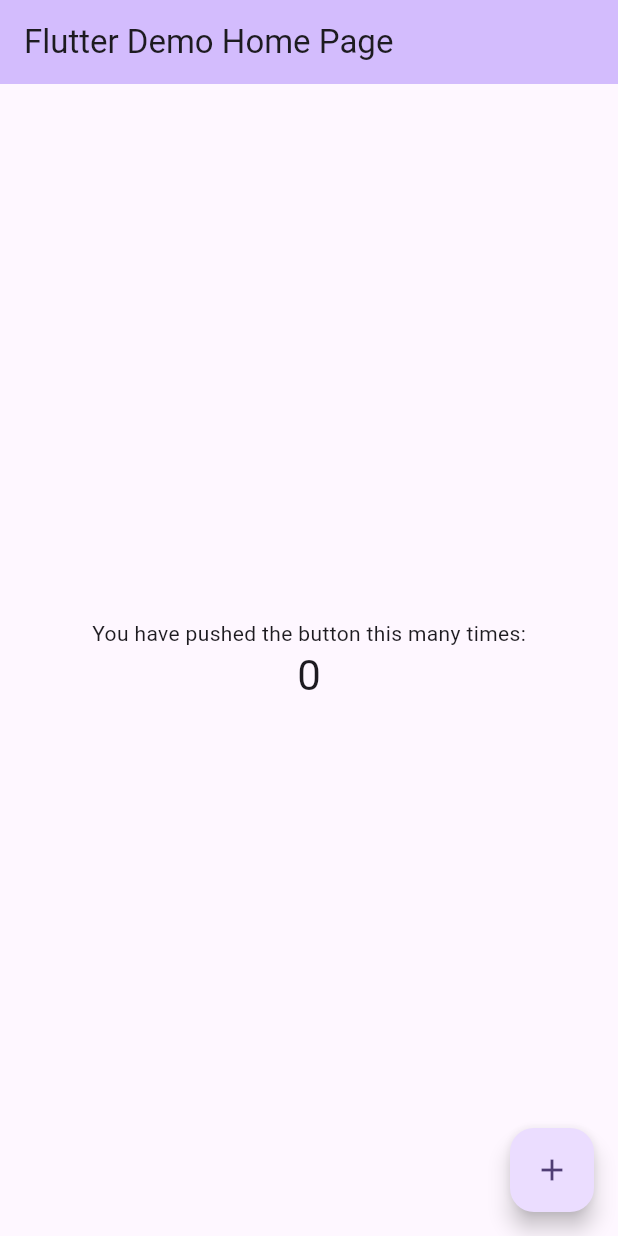
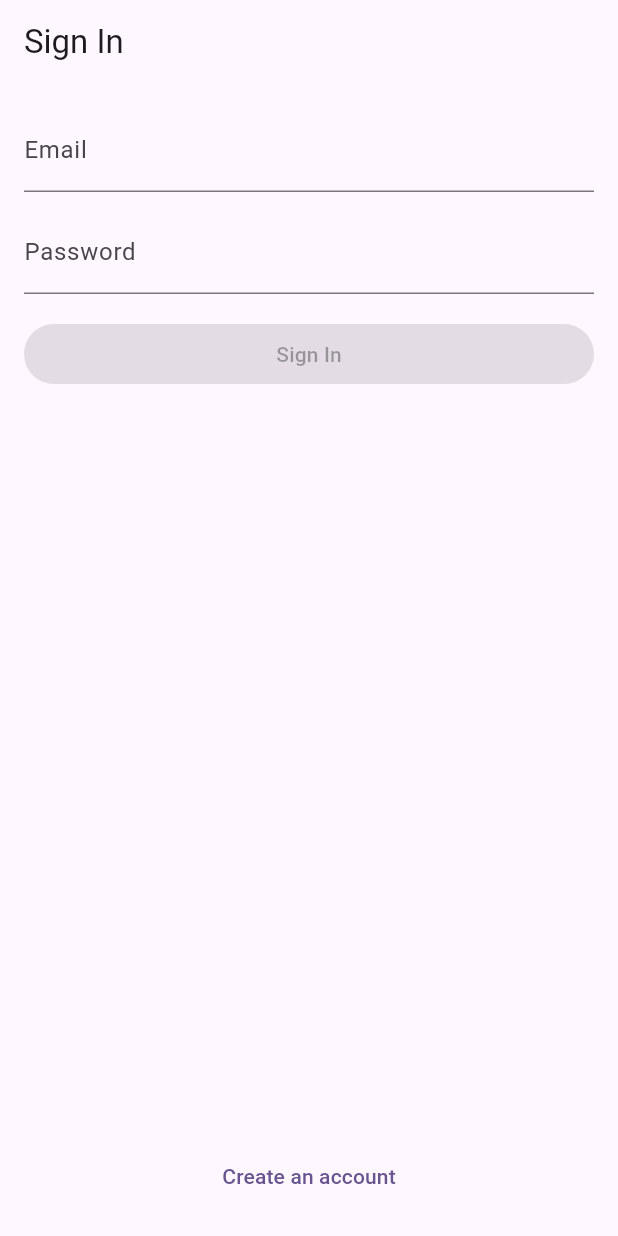
Before and after one commit to FreePlacki/Exohabit, a Flutter app: the screen it shows after launch, on a phone screen of 412 x 824 dp. Run offline on Flutter 3.47's test engine with Material 3 defaults, Android fonts, the phone set to English and light mode, and no system bars; our stand-ins replace firebase_auth, firebase_core, flutter_riverpod, go_router; accounts and stored records are empty.

Commit message:
Add login/signup

```diff
--- /dev/null
+++ b/lib/auth/auth_repository.dart
@@ -0,0 +1,64 @@
+import 'package:firebase_auth/firebase_auth.dart';
+
+class AuthFailure {
+  final String message;
+
+  const AuthFailure(this.message);
+
+  @override
+  String toString() => message;
+}
+
+class AuthRepository {
+  final _auth = FirebaseAuth.instance;
+
+  Future<(User?, AuthFailure?)> signIn(String email, String password) async {
+    try {
+      final creds = await _auth.signInWithEmailAndPassword(
+        email: email,
+        password: password,
+      );
+      return (creds.user, null);
+    } on FirebaseAuthException catch (e) {
+      return (null, AuthFailure(_mapError(e)));
+    } catch (_) {
+      return (null, const AuthFailure('Something went wrong.'));
+    }
+  }
+
+  Future<(User?, AuthFailure?)> signUp(String email, String password) async {
+    try {
+      final creds = await _auth.createUserWithEmailAndPassword(
+        email: email,
+        password: password,
+      );
+      return (creds.user, null);
+    } on FirebaseAuthException catch (e) {
+      return (null, AuthFailure(_mapError(e)));
+    } catch (_) {
+      return (null, const AuthFailure('Something went wrong.'));
+    }
+  }
+
+  Future<void> signOut() async {
+    await _auth.signOut();
+  }
+
+  String _mapError(FirebaseAuthException e) {
+    return e.message ?? 'Authentication error occurred.';
+    switch (e.code) {
+      case 'invalid-email':
+        return 'Invalid email format.';
+      case 'user-not-found':
+        return 'No account found with this email.';
+      case 'wrong-password':
+        return 'Incorrect password.';
+      case 'email-already-in-use':
+        return 'This email is already registered.';
+      case 'weak-password':
+        return 'Password is too weak.';
+      default:
+        return 'Authentication failed. Try again.';
+    }
+  }
+}
--- /dev/null
+++ b/lib/login/auth_form.dart
@@ -0,0 +1,97 @@
+import 'package:exohabit/auth/auth_repository.dart';
+import 'package:flutter/material.dart';
+import 'package:firebase_auth/firebase_auth.dart';
+import 'package:flutter/material.dart';
+
+class AuthForm extends StatefulWidget {
+  final bool isLogin;
+  const AuthForm({super.key, required this.isLogin});
+
+  @override
+  State<AuthForm> createState() => _AuthFormState();
+}
+
+class _AuthFormState extends State<AuthForm> {
+  final email = TextEditingController();
+  final password = TextEditingController();
+
+  bool isLoading = false;
+  AuthFailure? remoteError;
+
+  bool get isValidEmail {
+    final text = email.text.trim();
+    return text.contains('@') && text.length > 3;
+  }
+
+  bool get isValidPassword {
+    final text = password.text.trim();
+    return text.isNotEmpty;
+  }
+
+  bool get canSubmit => isValidEmail && isValidPassword && !isLoading;
+
+  Future<void> submit() async {
+    setState(() {
+      isLoading = true;
+      remoteError = null;
+    });
+
+    final repo = AuthRepository();
+
+    final (user, error) = widget.isLogin
+        ? await repo.signIn(email.text.trim(), password.text.trim())
+        : await repo.signUp(email.text.trim(), password.text.trim());
+
+    if (!mounted) return;
+
+    setState(() {
+      isLoading = false;
+      remoteError = error;
+    });
+  }
+
+  @override
+  Widget build(BuildContext context) {
+    return Column(
+      children: [
+        TextField(
+          controller: email,
+          keyboardType: TextInputType.emailAddress,
+          decoration: const InputDecoration(labelText: 'Email'),
+          onChanged: (_) => setState(() {}),
+        ),
+        const SizedBox(height: 12),
+        TextField(
+          controller: password,
+          obscureText: true,
+          decoration: const InputDecoration(labelText: 'Password'),
+          onChanged: (_) => setState(() {}),
+        ),
+        const SizedBox(height: 16),
+
+        if (remoteError != null)
+          Padding(
+            padding: const EdgeInsets.only(bottom: 12),
+            child: Text(
+              remoteError!.message,
+              style: const TextStyle(color: Colors.red, fontSize: 13),
+            ),
+          ),
+
+        SizedBox(
+          width: double.infinity,
+          child: ElevatedButton(
+            onPressed: canSubmit ? submit : null,
+            child: isLoading
+                ? const SizedBox(
+                    height: 16,
+                    width: 16,
+                    child: CircularProgressIndicator(strokeWidth: 2),
+                  )
+                : Text(widget.isLogin ? 'Sign In' : 'Sign Up'),
+          ),
+        ),
+      ],
+    );
+  }
+}
--- /dev/null
+++ b/lib/login/auth_screen.dart
@@ -0,0 +1,44 @@
+
+import 'package:exohabit/auth/auth_providers.dart';
+import 'package:exohabit/login/auth_form.dart';
+import 'package:flutter/material.dart';
+import 'package:flutter_riverpod/flutter_riverpod.dart';
+import 'package:go_router/go_router.dart';
+
+class AuthScreen extends StatefulWidget {
+  const AuthScreen({super.key});
+
+  @override
+  State<AuthScreen> createState() => _AuthScreenState();
+}
+
+class _AuthScreenState extends State<AuthScreen> {
+  bool isLogin = true;
+
+  @override
+  Widget build(BuildContext context) {
+    return Scaffold(
+      appBar: AppBar(
+        title: Text(isLogin ? 'Sign In' : 'Sign Up'),
+      ),
+      body: Padding(
+        padding: const EdgeInsets.all(16),
+        child: Column(
+          children: [
+            Expanded(child: AuthForm(isLogin: isLogin)),
+            TextButton(
+              onPressed: () {
+                setState(() => isLogin = !isLogin);
+              },
+              child: Text(
+                isLogin
+                  ? 'Create an account'
+                  : 'Already have an account?',
+              ),
+            )
+          ],
+        ),
+      ),
+    );
+  }
+}
--- a/lib/main.dart
+++ b/lib/main.dart
@@ -1,121 +1,30 @@
+import 'package:exohabit/firebase_options.dart';
+import 'package:exohabit/router.dart';
+import 'package:firebase_core/firebase_core.dart';
 import 'package:flutter/material.dart';
+import 'package:flutter_riverpod/flutter_riverpod.dart';
 
-void main() {
-  runApp(const MyApp());
+void main() async {
+  WidgetsFlutterBinding.ensureInitialized();
+
+  await Firebase.initializeApp(options: DefaultFirebaseOptions.currentPlatform);
+
+  runApp(const ProviderScope(child: ExohabitApp()));
 }
 
-class MyApp extends StatelessWidget {
-  const MyApp({super.key});
-
-  // This widget is the root of your application.
-  @override
-  Widget build(BuildContext context) {
-    return MaterialApp(
-      title: 'Flutter Demo',
-      theme: ThemeData(
-        // This is the theme of your application.
-        //
-        // TRY THIS: Try running your application with "flutter run". You'll see
-        // the application has a purple toolbar. Then, without quitting the app,
-        // try changing the seedColor in the colorScheme below to Colors.green
-        // and then invoke "hot reload" (save your changes or press the "hot
-        // reload" button in a Flutter-supported IDE, or press "r" if you used
-        // the command line to start the app).
-        //
-        // Notice that the counter didn't reset back to zero; the application
-        // state is not lost during the reload. To reset the state, use hot
-        // restart instead.
-        //
-        // This works for code too, not just values: Most code changes can be
-        // tested with just a hot reload.
-        colorScheme: .fromSeed(seedColor: Colors.deepPurple),
-      ),
-      home: const MyHomePage(title: 'Flutter Demo Home Page'),
-    );
-  }
-}
-
-class MyHomePage extends StatefulWidget {
-  const MyHomePage({super.key, required this.title});
-
-  // This widget is the home page of your application. It is stateful, meaning
-  // that it has a State object (defined below) that contains fields that affect
-  // how it looks.
-
-  // This class is the configuration for the state. It holds the values (in this
-  // case the title) provided by the parent (in this case the App widget) and
-  // used by the build method of the State. Fields in a Widget subclass are
-  // always marked "final".
-
-  final String title;
+class ExohabitApp extends ConsumerWidget {
+  const ExohabitApp({super.key});
 
   @override
-  State<MyHomePage> createState() => _MyHomePageState();
-}
+  Widget build(BuildContext context, WidgetRef ref) {
+    final router = ref.watch(routerProvider);
 
-class _MyHomePageState extends State<MyHomePage> {
-  int _counter = 0;
-
-  void _incrementCounter() {
-    setState(() {
-      // This call to setState tells the Flutter framework that something has
-      // changed in this State, which causes it to rerun the build method below
-      // so that the display can reflect the updated values. If we changed
-      // _counter without calling setState(), then the build method would not be
-      // called again, and so nothing would appear to happen.
-      _counter++;
-    });
-  }
-
-  @override
-  Widget build(BuildContext context) {
-    // This method is rerun every time setState is called, for instance as done
-    // by the _incrementCounter method above.
-    //
-    // The Flutter framework has been optimized to make rerunning build methods
-    // fast, so that you can just rebuild anything that needs updating rather
-    // than having to individually change instances of widgets.
-    return Scaffold(
-      appBar: AppBar(
-        // TRY THIS: Try changing the color here to a specific color (to
-        // Colors.amber, perhaps?) and trigger a hot reload to see the AppBar
-        // change color while the other colors stay the same.
-        backgroundColor: Theme.of(context).colorScheme.inversePrimary,
-        // Here we take the value from the MyHomePage object that was created by
-        // the App.build method, and use it to set our appbar title.
-        title: Text(widget.title),
-      ),
-      body: Center(
-        // Center is a layout widget. It takes a single child and positions it
-        // in the middle of the parent.
-        child: Column(
-          // Column is also a layout widget. It takes a list of children and
-          // arranges them vertically. By default, it sizes itself to fit its
-          // children horizontally, and tries to be as tall as its parent.
-          //
-          // Column has various properties to control how it sizes itself and
-          // how it positions its children. Here we use mainAxisAlignment to
-          // center the children vertically; the main axis here is the vertical
-          // axis because Columns are vertical (the cross axis would be
-          // horizontal).
-          //
-          // TRY THIS: Invoke "debug painting" (choose the "Toggle Debug Paint"
-          // action in the IDE, or press "p" in the console), to see the
-          // wireframe for each widget.
-          mainAxisAlignment: .center,
-          children: [
-            const Text('You have pushed the button this many times:'),
-            Text(
-              '$_counter',
-              style: Theme.of(context).textTheme.headlineMedium,
-            ),
-          ],
-        ),
-      ),
-      floatingActionButton: FloatingActionButton(
-        onPressed: _incrementCounter,
-        tooltip: 'Increment',
-        child: const Icon(Icons.add),
+    return MaterialApp.router(
+      routerConfig: router,
+      debugShowCheckedModeBanner: false,
+      theme: ThemeData(
+        colorSchemeSeed: Colors.deepPurple,
+        useMaterial3: true,
       ),
     );
   }
--- /dev/null
+++ b/lib/router.dart
@@ -0,0 +1,60 @@
+import 'dart:async';
+
+import 'package:exohabit/home/home_screen.dart';
+import 'package:exohabit/login/auth_form.dart';
+import 'package:exohabit/login/auth_screen.dart';
+import 'package:firebase_auth/firebase_auth.dart';
+import 'package:flutter/material.dart';
+import 'package:go_router/go_router.dart';
+import 'package:flutter_riverpod/flutter_riverpod.dart';
+import 'package:exohabit/auth/auth_providers.dart';
+
+final routerProvider = Provider<GoRouter>((ref) {
+  final auth = ref.watch(authStateProvider);
+
+  return GoRouter(
+    initialLocation: '/auth',
+    refreshListenable: GoRouterRefreshStream(
+      FirebaseAuth.instance.authStateChanges(),
+    ),
+    redirect: (context, state) {
+      final isLoggedIn = auth.value != null;
+      final isOnAuthPage = state.uri.toString().startsWith('/auth');
+
+      if (!isLoggedIn && !isOnAuthPage) {
+        return '/auth';
+      }
+
+      if (isLoggedIn && isOnAuthPage) {
+        return '/';
+      }
+
+      return null;
+    },
+    routes: [
+      GoRoute(
+        path: '/',
+        builder: (context, state) => const HomeScreen(),
+      ),
+      GoRoute(
+        path: '/auth',
+        builder: (context, state) => AuthScreen(),
+      ),
+    ],
+  );
+});
+
+class GoRouterRefreshStream extends ChangeNotifier {
+  GoRouterRefreshStream(Stream<dynamic> stream) {
+    notifyListeners();
+    _subscription = stream.listen((_) => notifyListeners());
+  }
+
+  late final StreamSubscription<dynamic> _subscription;
+
+  @override
+  void dispose() {
+    _subscription.cancel();
+    super.dispose();
+  }
+}
```
Also changed, not shown: lib/auth/auth_providers.dart (added, +12 -0 lines), lib/home/home_screen.dart (added, +29 -0 lines), pubspec.yaml (+9 -0 lines), firebase.json (added), lib/firebase_options.dart (added), pubspec.lock, 7 other files.
